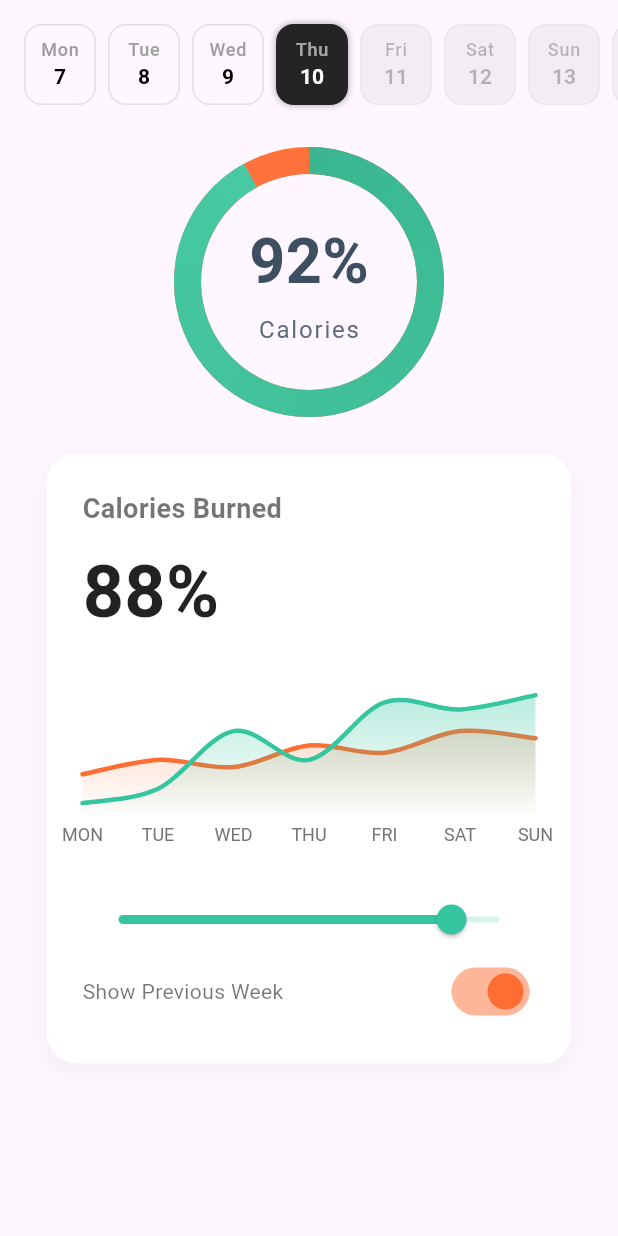
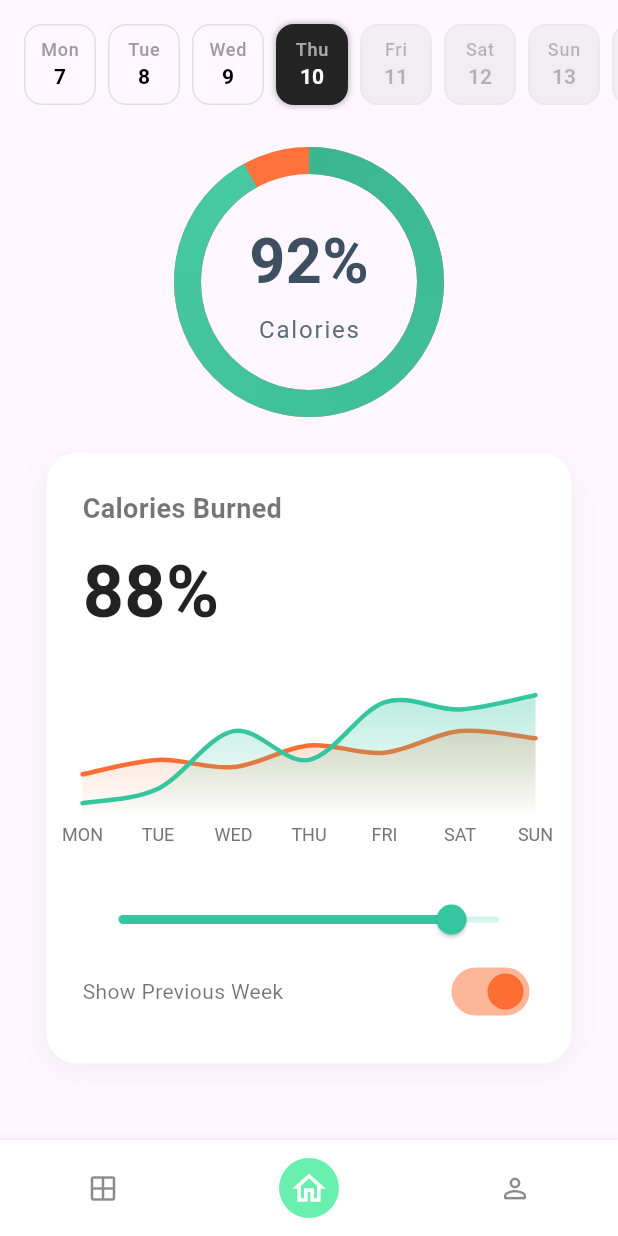
Before and after one commit to hamidjalili59/zest, a Flutter app: the HomePage screen opened by its route, on a phone screen of 412 x 824 dp. Run offline on Flutter 3.47's test engine with Material 3 defaults, Android fonts, the light colour scheme and no system bars; our stand-ins replace dio, drift, drift_flutter, equatable, flutter_svg, freezed_annotation and 6 more; missing offline and left inert: dio_smart_retry; accounts and stored records are empty; generated files the repository leaves out were written again.

Commit message:
chore: add navigation bar

```diff
--- a/lib/src/features/home/constants/home_constants.dart
+++ b/lib/src/features/home/constants/home_constants.dart
@@ -9,6 +9,13 @@ class HomeConstants {
   static const int kFutureDaysCount = 25;
   static const double kTabletSizeMultiplier = 1.25;
   static const double kDesktopSizeMultiplier = 1.5;
+  static const double kNavigationBarSize = 64;
+  static const double kNavigationBarItemSelectedSize = 26;
+  static const double kNavigationBarItemUnSelectedSize = 22;
+  static const Color kNavigationBarItemColor = Colors.greenAccent;
+  static const Color kNavigationBarItemSelectedTextColor = Colors.white;
+  static const Color kNavigationBarItemUnSelectedTextColor = Colors.black45;
+  static const Color kNavigationBarBackGroundColor = Colors.white;
   static const List<BoxShadow> kTodayBoxShadow = [
     BoxShadow(spreadRadius: 0.1, blurRadius: 3, color: Colors.black26),
   ];
--- a/lib/src/features/home/presentation/pages/home_page.dart
+++ b/lib/src/features/home/presentation/pages/home_page.dart
@@ -2,6 +2,7 @@ import 'package:flutter/material.dart';
 import 'package:zest/src/core/constants/general_constants.dart';
 import 'package:zest/src/features/home/presentation/widgets/day_counter_widget.dart';
 import 'package:zest/src/features/home/presentation/widgets/home_day_details_widget.dart';
+import 'package:zest/src/features/home/presentation/widgets/home_navigation_bar_widget.dart';
 import 'package:zest/src/features/home/presentation/widgets/linear_chart_widget.dart';
 
 class HomePage extends StatefulWidget {
@@ -15,6 +16,7 @@ class _HomePageState extends State<HomePage> {
   @override
   Widget build(BuildContext context) {
     return Scaffold(
+      bottomNavigationBar: const HomeBottomNavigationBar(),
       body: SafeArea(
         child: SingleChildScrollView(
           child: Column(
@@ -29,9 +31,7 @@ class _HomePageState extends State<HomePage> {
                 child: Row(
                   mainAxisAlignment: MainAxisAlignment.center,
                   spacing: GeneralConstants.kLargePadding,
-                  children: [
-                    const HomeDayDetailsWidget(),
-                  ],
+                  children: [const HomeDayDetailsWidget()],
                 ),
               ),
               CalorieChartWidget(),
--- /dev/null
+++ b/lib/src/features/home/presentation/widgets/home_navigation_bar_widget.dart
@@ -0,0 +1,85 @@
+import 'package:flutter/material.dart';
+import 'package:zest/src/features/home/constants/home_constants.dart';
+
+class HomeBottomNavigationBar extends StatefulWidget {
+  const HomeBottomNavigationBar({super.key});
+
+  @override
+  State<HomeBottomNavigationBar> createState() =>
+      _HomeBottomNavigationBarState();
+}
+
+class _HomeBottomNavigationBarState extends State<HomeBottomNavigationBar> {
+  int selectedItem = 1;
+
+  @override
+  Widget build(BuildContext context) {
+    return NavigationBar(
+      labelPadding: EdgeInsets.zero,
+      height: HomeConstants.kNavigationBarSize,
+      backgroundColor: HomeConstants.kNavigationBarBackGroundColor,
+      elevation: 5,
+      shadowColor: Colors.black,
+      selectedIndex: selectedItem,
+      destinations: [
+        _NavigationItemWidget(
+          icon: Icons.window_outlined,
+          isSelected: selectedItem == 0,
+          onTap: () {
+            selectedItem = 0;
+            setState(() {});
+          },
+        ),
+        _NavigationItemWidget(
+          icon: Icons.home_outlined,
+          isSelected: selectedItem == 1,
+          onTap: () {
+            selectedItem = 1;
+            setState(() {});
+          },
+        ),
+        _NavigationItemWidget(
+          icon: Icons.person_outline_rounded,
+          isSelected: selectedItem == 2,
+          onTap: () {
+            selectedItem = 2;
+            setState(() {});
+          },
+        ),
+      ],
+    );
+  }
+}
+
+class _NavigationItemWidget extends StatelessWidget {
+  const _NavigationItemWidget({
+    required this.icon,
+    required this.isSelected,
+    required this.onTap,
+  });
+
+  final IconData icon;
+  final bool isSelected;
+  final void Function() onTap;
+
+  @override
+  Widget build(BuildContext context) {
+    return GestureDetector(
+      onTap: onTap,
+      child: CircleAvatar(
+        backgroundColor: isSelected
+            ? HomeConstants.kNavigationBarItemColor
+            : Colors.transparent,
+        child: Icon(
+          icon,
+          size: isSelected
+              ? HomeConstants.kNavigationBarItemSelectedSize
+              : HomeConstants.kNavigationBarItemUnSelectedSize,
+          color: isSelected
+              ? HomeConstants.kNavigationBarItemSelectedTextColor
+              : HomeConstants.kNavigationBarItemUnSelectedTextColor,
+        ),
+      ),
+    );
+  }
+}
```
